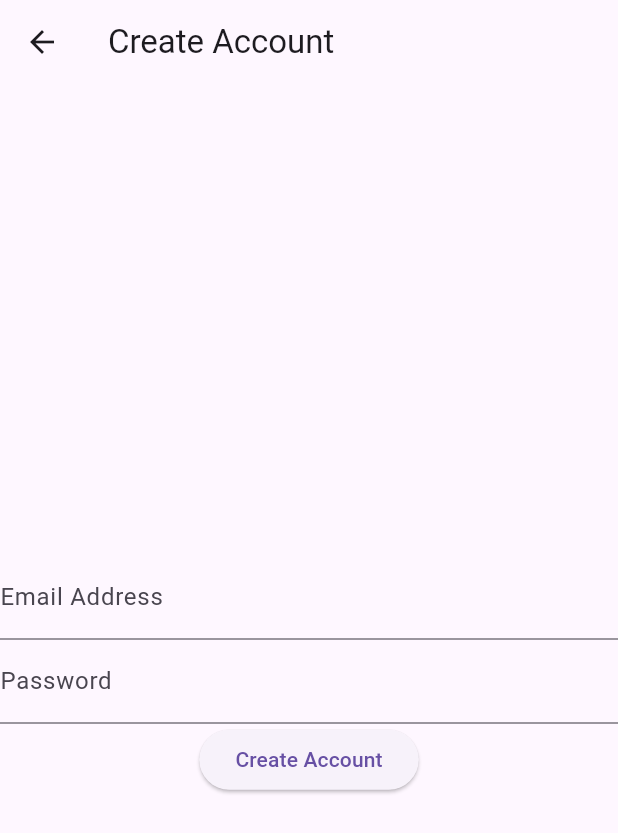
After one commit to bluegene92/HW5, a Flutter app: the screen it shows after launch, after a tap on "Create Account", on a phone screen of 412 x 824 dp. The commit adds this screen. Shown: the top 833 px of the screen. Run offline on Flutter 3.47's test engine with Material 3 defaults, Android fonts, the phone set to English and light mode, and no system bars; our stand-ins replace cloud_firestore, firebase_auth, firebase_core; accounts and stored records are empty.

Commit message:
Handle create account error

```diff
--- /dev/null
+++ b/lib/controllers/auth_controller.dart
@@ -0,0 +1,26 @@
+import '../services/auth.dart';
+
+class AuthController {
+  factory AuthController() => _singleton;
+
+  AuthController._internal();
+
+  static final AuthController _singleton = AuthController._internal();
+  final _auth = Auth();
+
+  Future<String?> createAccount(
+      {required String email, required String password}) {
+    return _auth.createAccountWithEmailAndPassword(
+        email: email, password: password);
+  }
+
+  Future<String?> signIn({required String email, required String password}) {
+    return _auth.signInWithEmailAndPassword(email: email, password: password);
+  }
+
+  void signOut() => _auth.signOut();
+
+  String? get userId => _auth.userId;
+
+  Stream<bool> get loggedInStream => _auth.stream.map((user) => user != null);
+}
--- a/lib/main.dart
+++ b/lib/main.dart
@@ -1,7 +1,9 @@
 import 'package:firebase_core/firebase_core.dart';
 import 'package:flutter/material.dart';
 import 'package:hw4/firebase_options.dart';
+import 'package:hw4/pages/opening_page.dart';
 import 'pages/home_page.dart';
+import 'services/auth.dart';
 
 void main() async {
   WidgetsFlutterBinding.ensureInitialized();
@@ -20,9 +22,19 @@ class MyApp extends StatefulWidget {
 
 class _MyAppState extends State<MyApp> {
   var selectedIndex = 0;
+  final _auth = Auth();
 
   @override
   Widget build(BuildContext context) {
-    return const MaterialApp(title: 'Flutter Demo', home: HomePage());
+    String? userId = _auth.userId;
+
+    if (userId != null) {
+      print(userId);
+      print('logged in');
+      return const MaterialApp(title: 'Flutter HW7', home: HomePage());
+    } else {
+      print('Not logged in');
+      return const MaterialApp(title: 'Flutter HW7', home: OpeningPage());
+    }
   }
 }
--- /dev/null
+++ b/lib/pages/create_account_page.dart
@@ -0,0 +1,72 @@
+import 'package:firebase_auth/firebase_auth.dart';
+import 'package:flutter/material.dart';
+import '../controllers/auth_controller.dart';
+import '../utils/string_validator.dart';
+
+class CreateAccountPage extends StatefulWidget {
+  const CreateAccountPage({super.key});
+
+  @override
+  State<CreateAccountPage> createState() => _CreateAccountPageState();
+}
+
+class _CreateAccountPageState extends State<CreateAccountPage> {
+  final _formKey = GlobalKey<FormState>();
+
+  final _emailController = TextEditingController();
+  final _pwController = TextEditingController();
+  String _errorMessage = '';
+
+  @override
+  Widget build(BuildContext context) {
+    return Scaffold(
+      appBar: AppBar(title: const Text('Create Account')),
+      body: Form(
+        key: _formKey,
+        child: Column(
+          mainAxisAlignment: MainAxisAlignment.center,
+          children: [
+            Text(_errorMessage, style: const TextStyle(color: Colors.red)),
+            TextFormField(
+              keyboardType: TextInputType.emailAddress,
+              controller: _emailController,
+              decoration: const InputDecoration(labelText: 'Email Address'),
+              validator: validateEmailAddress,
+            ),
+            TextFormField(
+              obscureText: true,
+              controller: _pwController,
+              decoration: const InputDecoration(labelText: 'Password'),
+              validator: validatePassword,
+            ),
+            ElevatedButton(
+              child: const Text('Create Account'),
+              onPressed: () async {
+                if (_formKey.currentState!.validate()) {
+                  _formKey.currentState!.save();
+
+                  var error = await AuthController().createAccount(
+                      email: _emailController.text,
+                      password: _pwController.text);
+
+                  if (error != null) {
+                    setState(() {
+                      _errorMessage = error;
+                    });
+                  }
+                }
+              },
+            ),
+          ],
+        ),
+      ),
+    );
+  }
+
+  @override
+  void dispose() {
+    _emailController.dispose();
+    _pwController.dispose();
+    super.dispose();
+  }
+}
--- /dev/null
+++ b/lib/pages/opening_page.dart
@@ -0,0 +1,36 @@
+import 'package:flutter/material.dart';
+import 'package:hw4/pages/create_account_page.dart';
+import 'package:hw4/pages/sign_in_account_page.dart';
+
+class OpeningPage extends StatelessWidget {
+  const OpeningPage({super.key});
+
+  @override
+  Widget build(BuildContext context) {
+    return Scaffold(
+      body: Center(
+        child: Column(
+          mainAxisSize: MainAxisSize.min,
+          children: [
+            ElevatedButton(
+                onPressed: () {
+                  Navigator.push(
+                      context,
+                      MaterialPageRoute(
+                          builder: (context) => const CreateAccountPage()));
+                },
+                child: const Text("Create Account")),
+            TextButton(
+                onPressed: () {
+                  Navigator.push(
+                      context,
+                      MaterialPageRoute(
+                          builder: (context) => const SignInAccountPage()));
+                },
+                child: const Text("Sign In"))
+          ],
+        ),
+      ),
+    );
+  }
+}
--- /dev/null
+++ b/lib/services/auth.dart
@@ -0,0 +1,67 @@
+import 'package:firebase_auth/firebase_auth.dart';
+
+class Auth {
+  final _auth = FirebaseAuth.instance;
+  final stream = FirebaseAuth.instance.authStateChanges();
+
+  Future<String?> signInWithEmailAndPassword(
+      {required String email, required String password}) async {
+    try {
+      await _auth.signInWithEmailAndPassword(email: email, password: password);
+      return null;
+    } on FirebaseAuthException catch (e) {
+      return _parseSignInAuthException(e);
+    }
+  }
+
+  Future<String?> createAccountWithEmailAndPassword(
+      {required String email, required String password}) async {
+    try {
+      await _auth.createUserWithEmailAndPassword(
+          email: email, password: password);
+      return null;
+    } on FirebaseAuthException catch (e) {
+      return _parseCreateAccountAuthException(e);
+    }
+  }
+
+  String? get userId {
+    return _auth.currentUser?.uid;
+  }
+
+  void signOut() async {
+    await _auth.signOut();
+  }
+
+  String _parseSignInAuthException(FirebaseAuthException exception) {
+    switch (exception.code) {
+      case 'invalid-email':
+        return 'Email address is not formatted correctly';
+      case 'user-not-found':
+      case 'wrong-password':
+      case 'user-disabled':
+        return 'Invalid username or password';
+      case 'network-request-failed':
+        return 'Please ensure you are online and try again';
+      case 'too-many-requests':
+      case 'operation-not-allowed':
+      default:
+        return 'An unknown error occurred';
+    }
+  }
+
+  String _parseCreateAccountAuthException(FirebaseAuthException exception) {
+    switch (exception.code) {
+      case 'weak-password':
+        return 'Password is too weak';
+      case 'invalid-email':
+        return 'Email address is not formatted correctly';
+      case 'email-already-in-use':
+        return 'This email address already exists';
+      case 'network-request-failed':
+        return 'Please ensure you are online and try again';
+      default:
+        return 'An unknown error occurred';
+    }
+  }
+}
--- /dev/null
+++ b/lib/utils/string_validator.dart
@@ -0,0 +1,24 @@
+const _emailAddressRegex =
+    r"^[a-zA-Z0-9.a-zA-Z0-9.!#$%&'*+-/=?^_`{|}~]+@[a-zA-Z0-9]+\.[a-zA-Z]+";
+
+String? validateEmailAddress(String? input) {
+  if (input == null) {
+    return 'Something went wrong';
+  }
+  return RegExp(_emailAddressRegex).hasMatch(input)
+      ? null
+      : 'Invalid email format';
+}
+
+String? validatePassword(String? password) {
+  if (password == null) {
+    return 'Something went wrong';
+  }
+  return password.length >= 6
+      ? null
+      : 'Password must contain at least 6 characters';
+}
+
+String? validateNonEmptyMessage(String? input) {
+  return input == null || input.isEmpty ? 'This field must not be empty' : null;
+}
--- a/pubspec.yaml
+++ b/pubspec.yaml
@@ -41,6 +41,7 @@ dependencies:
   intl: ^0.17.0
   firebase_core: ^2.25.4
   cloud_firestore: ^4.15.4
+  firebase_auth: ^4.17.4
 
 dev_dependencies:
   flutter_test:
```
Also changed, not shown: lib/pages/home_page.dart (+12 -0 lines), lib/pages/sign_in_account_page.dart (added, +12 -0 lines), pubspec.lock, 3 other files.
